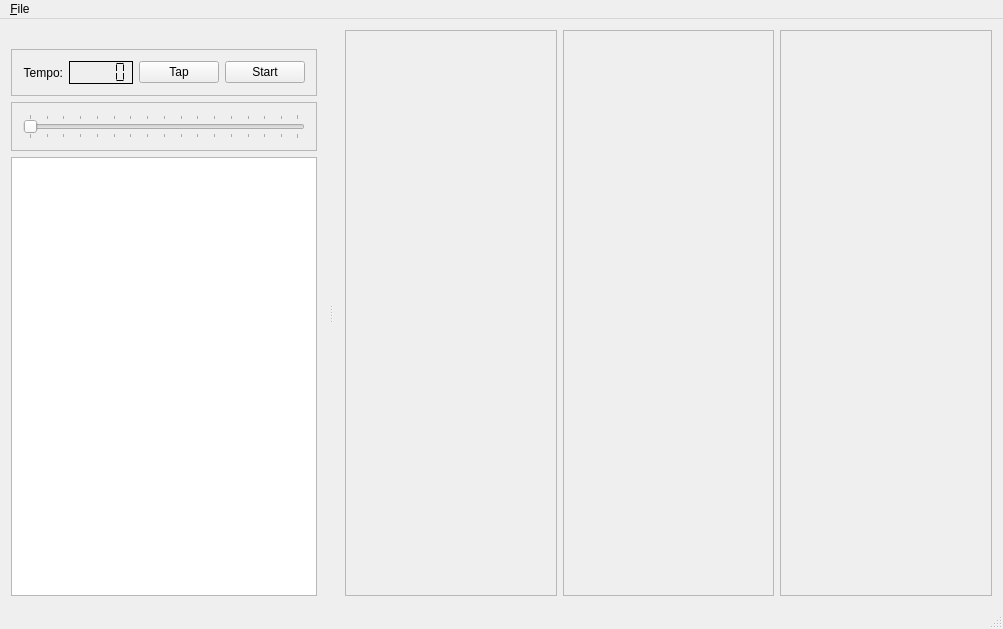
Before: the Qt Designer form mainwindow.ui in minotor-org/minotor, drawn with Qt 5.
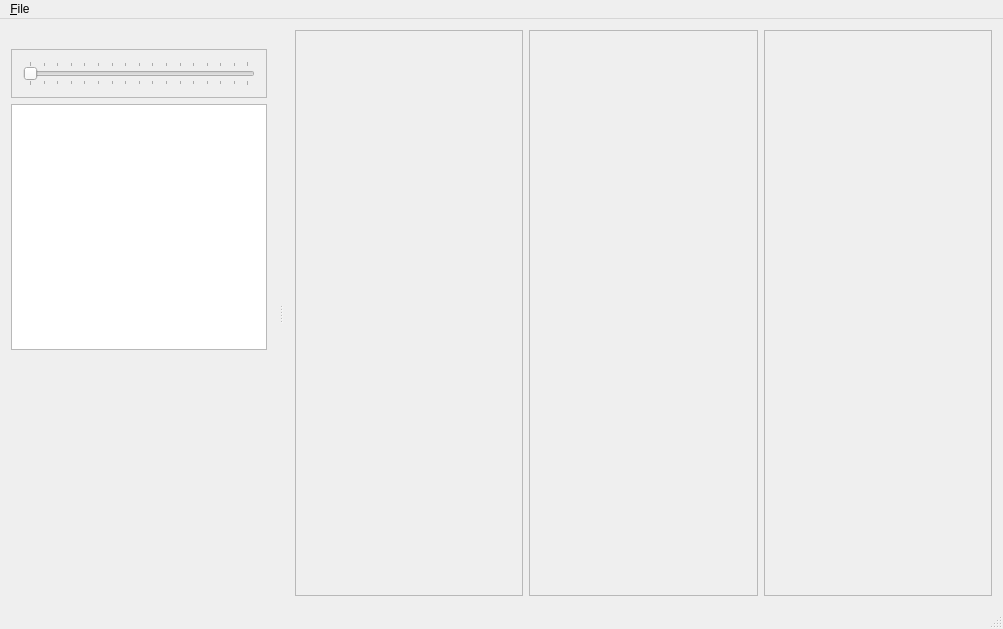
After: the same form once the commit is applied.

Commit message: Moves transport tools from debug area to toolbar

Patch:
```diff
--- a/mainwindow.ui
+++ b/mainwindow.ui
@@ -84,58 +84,6 @@
    </attribute>
    <widget class="QWidget" name="dockWidgetContents_2">
     <layout class="QVBoxLayout" name="verticalLayout_2">
-     <item>
-      <widget class="QFrame" name="frame_2">
-       <property name="frameShape">
-        <enum>QFrame::StyledPanel</enum>
-       </property>
-       <property name="frameShadow">
-        <enum>QFrame::Raised</enum>
-       </property>
-       <layout class="QHBoxLayout" name="horizontalLayout_2">
-        <item>
-         <widget class="QLabel" name="lTempo">
-          <property name="text">
-           <string>Tempo:</string>
-          </property>
-          <property name="alignment">
-           <set>Qt::AlignRight|Qt::AlignTrailing|Qt::AlignVCenter</set>
-          </property>
-         </widget>
-        </item>
-        <item>
-         <widget class="QLCDNumber" name="lcdBpm">
-          <property name="frameShape">
-           <enum>QFrame::Panel</enum>
-          </property>
-          <property name="frameShadow">
-           <enum>QFrame::Plain</enum>
-          </property>
-          <property name="lineWidth">
-           <number>1</number>
-          </property>
-          <property name="segmentStyle">
-           <enum>QLCDNumber::Flat</enum>
-          </property>
-         </widget>
-        </item>
-        <item>
-         <widget class="QPushButton" name="pbTransportTapping">
-          <property name="text">
-           <string>Tap</string>
-          </property>
-         </widget>
-        </item>
-        <item>
-         <widget class="QPushButton" name="pbTransportStart">
-          <property name="text">
-           <string>Start</string>
-          </property>
-         </widget>
-        </item>
-       </layout>
-      </widget>
-     </item>
      <item>
       <widget class="QFrame" name="frame">
        <property name="minimumSize">
@@ -176,6 +124,19 @@
      <item>
       <widget class="QGraphicsView" name="gvGlobal"/>
      </item>
+     <item>
+      <spacer name="verticalSpacer">
+       <property name="orientation">
+        <enum>Qt::Vertical</enum>
+       </property>
+       <property name="sizeHint" stdset="0">
+        <size>
+         <width>20</width>
+         <height>40</height>
+        </size>
+       </property>
+      </spacer>
+     </item>
     </layout>
    </widget>
   </widget>
```
The commit also changes 1 other file.
